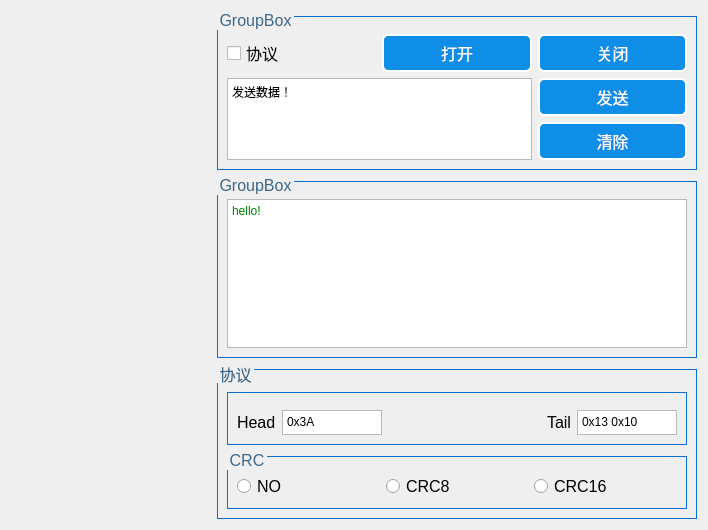
Qt form userui/serialportui.ui (pkzju/super) before a commit.
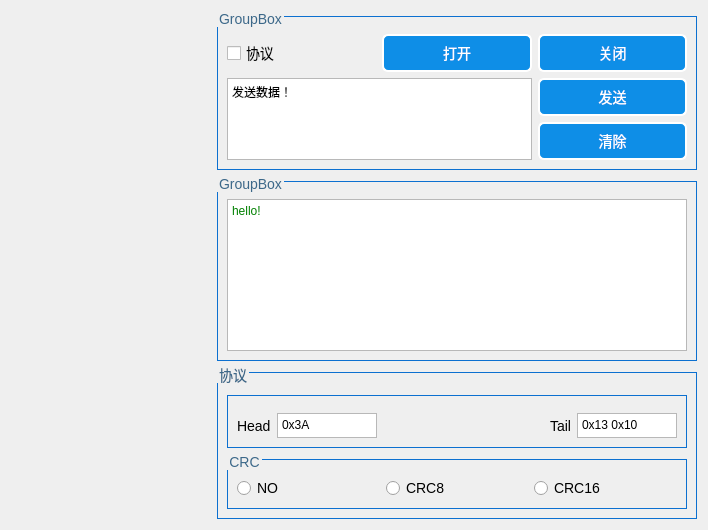
The same form after that commit. Custom widgets are drawn as their Qt base class.

```diff
--- a/userui/serialportui.ui
+++ b/userui/serialportui.ui
@@ -24,7 +24,7 @@
     qproperty-alignment: AlignCenter;
 	
     /*font-family: 'Verdana';*/
-    font-size: 16px;}
+    font-size: 14px;}
 
 /* ******************QPushButton****************** */
 QPushButton{
@@ -33,7 +33,7 @@
     border-width: 2px;
 	border-radius: 6px;
     color: white;
-	font-size: 16px;
+	font-size: 14px;
 }
 
 QPushButton:hover{
@@ -49,17 +49,17 @@
 }
 
 QCheckBox{
-	font-size: 16px;
+	font-size: 14px;
 	alignment:center}
 QRadioButton{
-	font-size: 16px;
+	font-size: 14px;
 	alignment:center}
 /* ******************QGroupBox****************** */
 QGroupBox {
 	border: 0.5px solid rgba(12, 112, 208, 255);
     margin-top: 5px;  /*leave space at the top for the title */
 	padding-top: 8px;
-	font-size: 16px;
+	font-size: 14px;
 }
 
 QGroupBox::title {
@@ -67,11 +67,10 @@
 	/* position at the top center */
     subcontrol-position: top left; 
     /*padding: 5px 5px;*/
-    font-size: 16px;
+    font-size: 14px;
     font-weight:  bold;
     color:rgb(60, 104, 137);
 }
-
 </string>
   </property>
   <layout class="QGridLayout" name="gridLayout_4">
```
